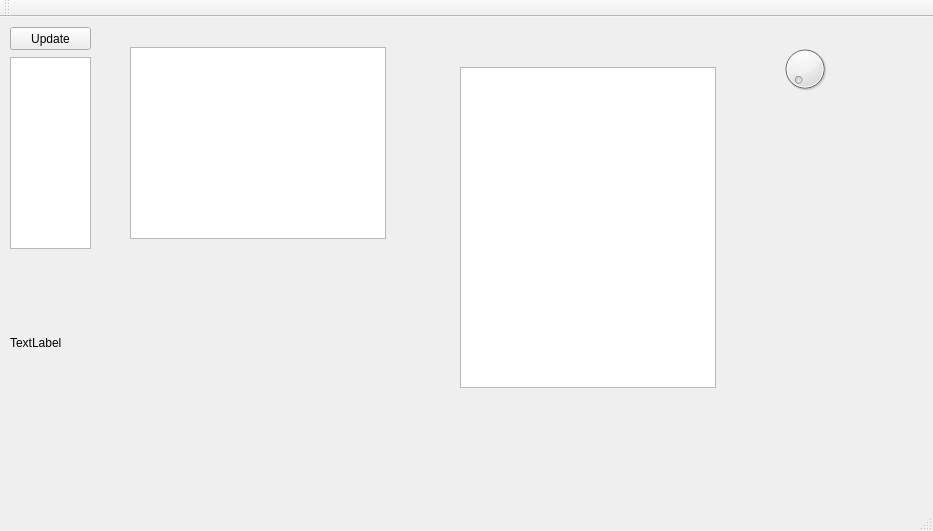
This is Qt/QDH/mainwindow.ui in gpistoni/DomoticHome as Qt 5 draws it before an edit. The edited form follows.
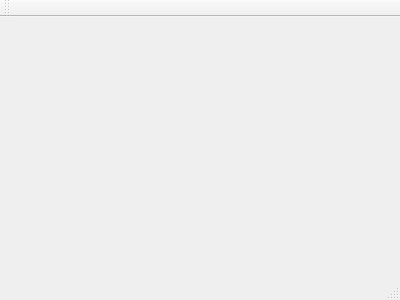
This is the edited form.

The edit to the form file:
```diff
--- a/Qt/QDH/mainwindow.ui
+++ b/Qt/QDH/mainwindow.ui
@@ -1,107 +1,25 @@
 <?xml version="1.0" encoding="UTF-8"?>
 <ui version="4.0">
  <class>MainWindow</class>
- <widget class="QMainWindow" name="MainWindow">
-  <property name="geometry">
+ <widget class="QMainWindow" name="MainWindow" >
+  <property name="geometry" >
    <rect>
     <x>0</x>
     <y>0</y>
-    <width>933</width>
-    <height>531</height>
+    <width>400</width>
+    <height>300</height>
    </rect>
   </property>
   <property name="windowTitle">
    <string>MainWindow</string>
   </property>
-  <widget class="QWidget" name="centralWidget">
-   <widget class="QPushButton" name="pushButton">
-    <property name="geometry">
-     <rect>
-      <x>10</x>
-      <y>10</y>
-      <width>81</width>
-      <height>23</height>
-     </rect>
-    </property>
-    <property name="text">
-     <string>Update</string>
-    </property>
-   </widget>
-   <widget class="QListWidget" name="wStepList">
-    <property name="geometry">
-     <rect>
-      <x>10</x>
-      <y>40</y>
-      <width>81</width>
-      <height>192</height>
-     </rect>
-    </property>
-   </widget>
-   <widget class="QDial" name="dialTemp">
-    <property name="geometry">
-     <rect>
-      <x>780</x>
-      <y>20</y>
-      <width>50</width>
-      <height>64</height>
-     </rect>
-    </property>
-   </widget>
-   <widget class="QTreeView" name="treeView">
-    <property name="geometry">
-     <rect>
-      <x>130</x>
-      <y>30</y>
-      <width>256</width>
-      <height>192</height>
-     </rect>
-    </property>
-   </widget>
-   <widget class="QLabel" name="labelLog">
-    <property name="geometry">
-     <rect>
-      <x>10</x>
-      <y>240</y>
-      <width>311</width>
-      <height>171</height>
-     </rect>
-    </property>
-    <property name="text">
-     <string>TextLabel</string>
-    </property>
-   </widget>
-   <widget class="QListWidget" name="listWidget">
-    <property name="geometry">
-     <rect>
-      <x>460</x>
-      <y>50</y>
-      <width>256</width>
-      <height>321</height>
-     </rect>
-    </property>
-   </widget>
-  </widget>
-  <widget class="QMenuBar" name="menuBar">
-   <property name="geometry">
-    <rect>
-     <x>0</x>
-     <y>0</y>
-     <width>933</width>
-     <height>20</height>
-    </rect>
-   </property>
-  </widget>
-  <widget class="QToolBar" name="mainToolBar">
-   <attribute name="toolBarArea">
-    <enum>TopToolBarArea</enum>
-   </attribute>
-   <attribute name="toolBarBreak">
-    <bool>false</bool>
-   </attribute>
-  </widget>
-  <widget class="QStatusBar" name="statusBar"/>
+  <widget class="QMenuBar" name="menuBar" />
+  <widget class="QToolBar" name="mainToolBar" />
+  <widget class="QWidget" name="centralWidget" />
+  <widget class="QStatusBar" name="statusBar" />
  </widget>
- <layoutdefault spacing="6" margin="11"/>
+ <layoutDefault spacing="6" margin="11" />
+ <pixmapfunction></pixmapfunction>
  <resources/>
  <connections/>
 </ui>
```
Left out of the diff: 3 changed lines with no effect on the pictures.
